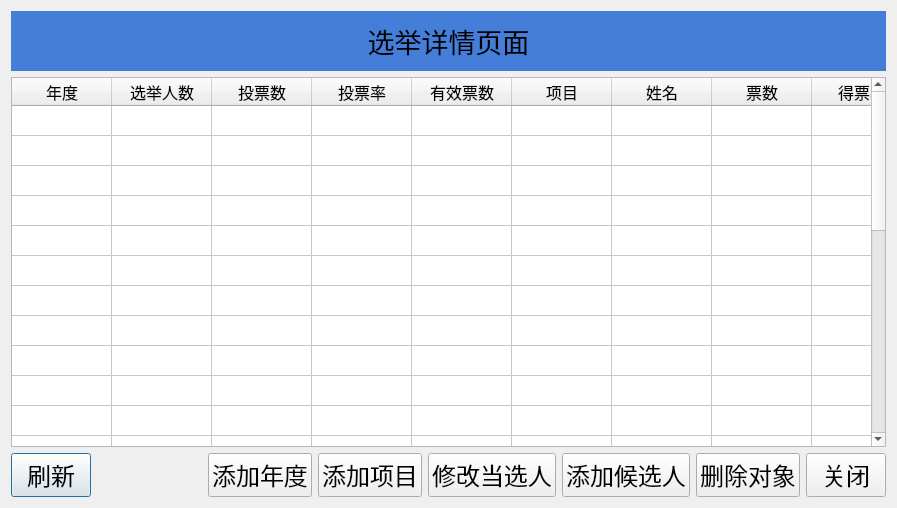
This is ui/page_elements/election_detail_page_all/DetailPage.ui in ArcherLuo233/election-s-prediction as Qt 5 draws it before an edit. The edited form follows.
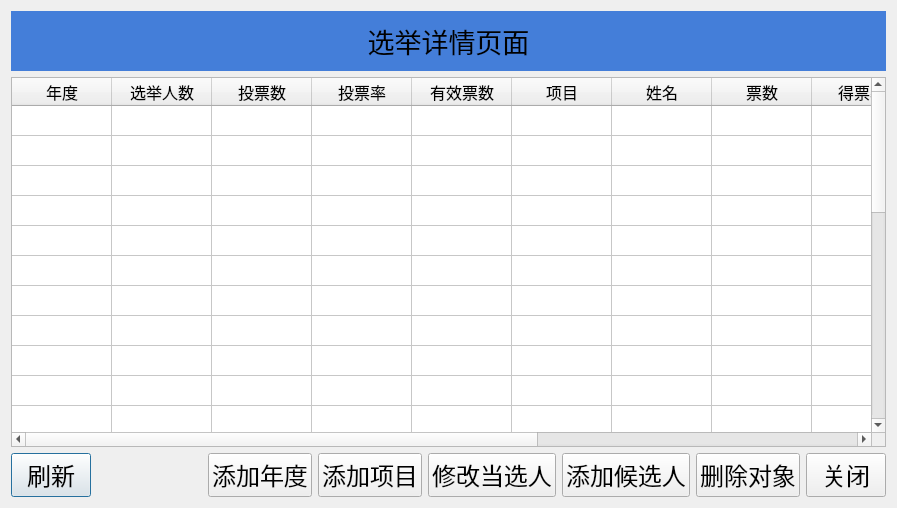
This is the edited form.

The edit to the form file:
```diff
--- a/ui/page_elements/election_detail_page_all/DetailPage.ui
+++ b/ui/page_elements/election_detail_page_all/DetailPage.ui
@@ -160,9 +160,6 @@
                     <property name="verticalScrollBarPolicy">
                         <enum>Qt::ScrollBarAsNeeded</enum>
                     </property>
-                    <property name="horizontalScrollBarPolicy">
-                        <enum>Qt::ScrollBarAlwaysOff</enum>
-                    </property>
                     <property name="autoScroll">
                         <bool>true</bool>
                     </property>
```
